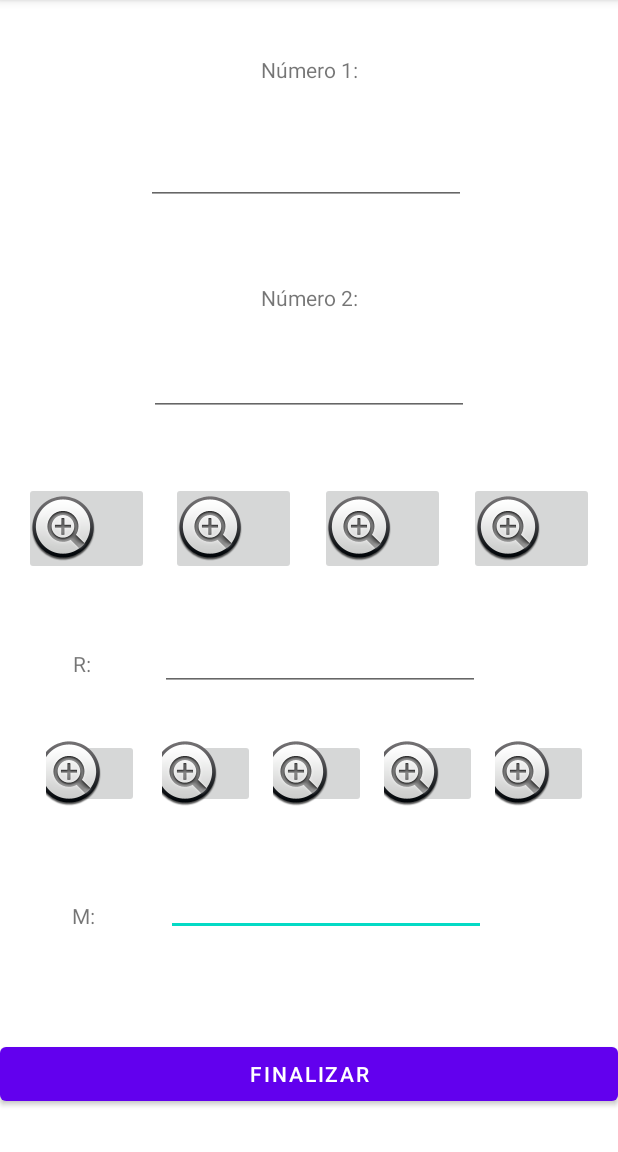
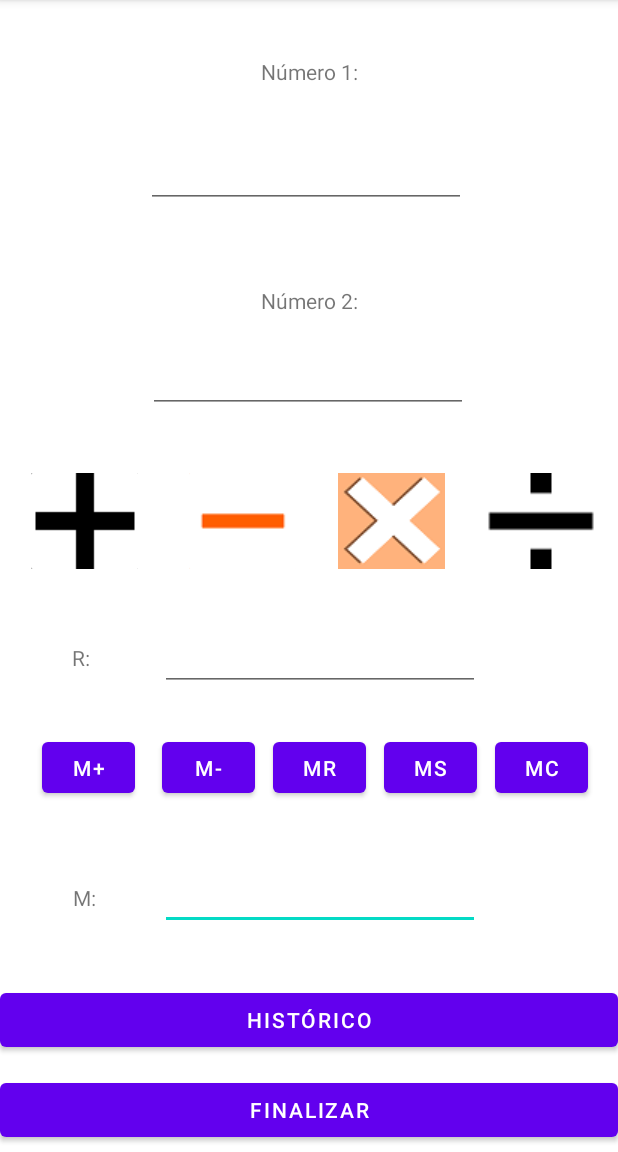
Before and after one commit to JoaoPedroChiappa/ChPcalculadoraReal, an Android app: the screen it shows after launch (MainActivity), on a phone screen of 412 x 824 dp, the part 84-1236 px from its top. Run offline under Robolectric (Android 15) with nearby library versions, the phone set to English and light mode, and no system bars.

Commit message:
Calculadora funcional
Histórico incompleto

```diff
--- a/AndroidChP/app/src/main/java/com/example/chpcalculadora/MainActivity.java
+++ b/AndroidChP/app/src/main/java/com/example/chpcalculadora/MainActivity.java
@@ -12,7 +12,7 @@ import android.widget.TextView;
 public class MainActivity extends AppCompatActivity {
 
 
-    //num1; num2; btnMais; btnMenos; btnMulti; btnDivisao; cmpresposta; btnMemoria1; btnMemoria2; btnMemoria3; btnMemoria4; btnMemoria5; btnFinalizar;
+    //num1; num2; btnMais; btnMenos; btnMulti; btnDivisao; cmpresposta; btnMemoria1; btnMemoria2; btnMemoria3; btnMemoria4; btnMemoria5; btnFinalizar btnHistorico;
 
     ImageButton btnMais, btnMenos, btnMulti, btnDivisao, btnMemoriaMais, btnMemoriaMenos, btnMemoriaMostra, btnMemoriaArmazena, btnMemoriaLimpa;
 
@@ -26,15 +26,6 @@ public class MainActivity extends AppCompatActivity {
         super.onCreate(savedInstanceState);
         setContentView(R.layout.activity_main);
 
-        Button btnFinalizar = (Button) findViewById(R.id.btnFinalizar);
-
-        btnFinalizar.setOnClickListener(new View.OnClickListener() {
-            @Override
-            public void onClick(View view) {
-                System.exit(0);
-            }
-        });
-
         num1 = findViewById(R.id.num1);
         num2 = findViewById(R.id.num2);
 
@@ -43,14 +34,23 @@ public class MainActivity extends AppCompatActivity {
         btnMulti = findViewById(R.id.btnMulti);
         btnDivisao = findViewById(R.id.btnDivisao);
 
-        btnMemoriaMais = findViewById(R.id.btnMemoriaMais);
-        btnMemoriaMenos = findViewById(R.id.btnMemoriaMenos);
-        btnMemoriaMostra = findViewById(R.id.btnMemoriaMostra);
-        btnMemoriaArmazena = findViewById(R.id.btnMemoriaArmazena);
-        btnMemoriaLimpa = findViewById(R.id.btnMemoriaLimpa);
+        Button btnFinalizar = (Button) findViewById(R.id.btnFinalizar);
+        Button btnHistorico = (Button) findViewById(R.id.btnHistorico);
+        Button btnMemoriaMais = (Button) findViewById(R.id.btnMemoriaMais);
+        Button btnMemoriaMenos = (Button) findViewById(R.id.btnMemoriaMenos);
+        Button btnMemoriaMostra = (Button) findViewById(R.id.btnMemoriaMostra);
+        Button btnMemoriaArmazena = (Button) findViewById(R.id.btnMemoriaArmazena);
+        Button btnMemoriaLimpa = (Button) findViewById(R.id.btnMemoriaLimpa);
 
         cmpresposta = findViewById(R.id.cmpresposta);
         cmpmemoria = findViewById(R.id.cmpmemoria);
+
+        btnFinalizar.setOnClickListener(new View.OnClickListener() {
+            @Override
+            public void onClick(View view) {
+                System.exit(0);
+            }
+        });
 
         btnMais.setOnClickListener(new View.OnClickListener() {
             @Override
@@ -105,6 +105,8 @@ public class MainActivity extends AppCompatActivity {
             public void onClick(View v) {
                 double a = Double.parseDouble(num1.getText().toString());
                 memoria = memoria + a;
+                String respostaFinal = String.valueOf(memoria);
+                cmpmemoria.setText(respostaFinal);
             }
         });
 
@@ -113,6 +115,8 @@ public class MainActivity extends AppCompatActivity {
             public void onClick(View v) {
                 double a = Double.parseDouble(num1.getText().toString());
                 memoria = memoria - a;
+                String respostaFinal = String.valueOf(memoria);
+                cmpmemoria.setText(respostaFinal);
             }
         });
 
@@ -129,6 +133,8 @@ public class MainActivity extends AppCompatActivity {
             public void onClick(View v) {
                 double a = Double.parseDouble(num1.getText().toString());
                 memoria = a;
+                String respostaFinal = String.valueOf(memoria);
+                cmpmemoria.setText(respostaFinal);
             }
         });
 
@@ -136,7 +142,53 @@ public class MainActivity extends AppCompatActivity {
             @Override
             public void onClick(View v) {
                 memoria = 0;
+                String respostaFinal = String.valueOf(memoria);
+                cmpmemoria.setText(respostaFinal);
             }
         });
     }
 }
+
+/*
+TELA PRINCIPAL
+public class MainActivity extends AppCompatActivity {
+
+    @Override
+    protected void onCreate(Bundle savedInstanceState) {
+        super.onCreate(savedInstanceState);
+        setContentView(R.layout.activity_main);
+
+        Button btnOutraTela = (Button) findViewById(R.id.btnOutraTela);
+
+        btnOutraTela.setOnClickListener(new View.OnClickListener() {
+            @Override
+            public void onClick(View view) {
+
+                Intent novaTela = new Intent(getApplicationContext(), OutraTela.class);
+                startActivity(novaTela);
+            }
+        });
+    }
+}
+
+TELA SECUNDÁRIA
+public class OutraTela extends AppCompatActivity {
+
+    @Override
+    protected void onCreate(Bundle savedInstanceState) {
+        super.onCreate(savedInstanceState);
+        setContentView(R.layout.activity_outra_tela);
+
+        Button btnVoltar = (Button) findViewById(R.id.btnVoltar);
+
+        btnVoltar.setOnClickListener(new View.OnClickListener() {
+            @Override
+            public void onClick(View view) {
+                System.exit(0);
+            }
+        });
+
+    }
+}
+
+*/
--- a/AndroidChP/app/src/main/res/layout/activity_main.xml
+++ b/AndroidChP/app/src/main/res/layout/activity_main.xml
@@ -10,18 +10,18 @@
         android:id="@+id/cmpmemoria"
         android:layout_width="wrap_content"
         android:layout_height="wrap_content"
-        android:layout_marginEnd="88dp"
-        android:layout_marginBottom="68dp"
+        android:layout_marginEnd="92dp"
+        android:layout_marginBottom="36dp"
         android:ems="10"
         android:inputType="number"
-        app:layout_constraintBottom_toTopOf="@+id/btnFinalizar"
+        app:layout_constraintBottom_toTopOf="@+id/btnHistorico"
         app:layout_constraintEnd_toEndOf="parent" />
 
     <Button
         android:id="@+id/btnFinalizar"
         android:layout_width="0dp"
         android:layout_height="wrap_content"
-        android:layout_marginBottom="28dp"
+        android:layout_marginBottom="4dp"
         android:text="Finalizar"
         app:layout_constraintBottom_toBottomOf="parent"
         app:layout_constraintEnd_toEndOf="parent"
@@ -39,21 +39,11 @@
         app:layout_constraintTop_toTopOf="parent"
         app:layout_constraintVertical_bias="0.513" />
 
-    <ImageButton
-        android:id="@+id/btnMenos"
-        android:layout_width="83dp"
-        android:layout_height="62dp"
-        android:layout_marginEnd="16dp"
-        android:layout_marginBottom="32dp"
-        app:layout_constraintBottom_toTopOf="@+id/cmpresposta"
-        app:layout_constraintEnd_toStartOf="@+id/btnMulti"
-        app:srcCompat="@android:drawable/btn_plus" />
-
     <TextView
         android:id="@+id/txtnum2"
         android:layout_width="wrap_content"
         android:layout_height="wrap_content"
-        android:layout_marginBottom="24dp"
+        android:layout_marginBottom="20dp"
         android:text="Número 2:"
         app:layout_constraintBottom_toTopOf="@+id/num2"
         app:layout_constraintEnd_toEndOf="parent"
@@ -64,64 +54,11 @@
         android:layout_width="wrap_content"
         android:layout_height="wrap_content"
         android:layout_marginEnd="92dp"
-        android:layout_marginBottom="32dp"
+        android:layout_marginBottom="28dp"
         android:ems="10"
         android:inputType="number"
         app:layout_constraintBottom_toTopOf="@+id/btnMemoriaMais"
         app:layout_constraintEnd_toEndOf="parent" />
-
-    <ImageButton
-        android:id="@+id/btnDivisao"
-        android:layout_width="83dp"
-        android:layout_height="62dp"
-        android:layout_marginEnd="16dp"
-        android:layout_marginBottom="32dp"
-        app:layout_constraintBottom_toTopOf="@+id/cmpresposta"
-        app:layout_constraintEnd_toEndOf="parent"
-        app:srcCompat="@android:drawable/btn_plus" />
-
-    <ImageButton
-        android:id="@+id/btnMais"
-        android:layout_width="83dp"
-        android:layout_height="62dp"
-        android:layout_marginBottom="32dp"
-        app:layout_constraintBottom_toTopOf="@+id/cmpresposta"
-        app:layout_constraintEnd_toStartOf="@+id/btnMenos"
-        app:layout_constraintHorizontal_bias="0.516"
-        app:layout_constraintStart_toStartOf="parent"
-        app:srcCompat="@android:drawable/btn_plus" />
-
-    <ImageButton
-        android:id="@+id/btnMulti"
-        android:layout_width="83dp"
-        android:layout_height="62dp"
-        android:layout_marginEnd="16dp"
-        android:layout_marginBottom="32dp"
-        app:layout_constraintBottom_toTopOf="@+id/cmpresposta"
-        app:layout_constraintEnd_toStartOf="@+id/btnDivisao"
-        app:srcCompat="@android:drawable/btn_plus" />
-
-    <ImageButton
-        android:id="@+id/btnMemoriaMais"
-        android:layout_width="62dp"
-        android:layout_height="46dp"
-        android:layout_marginStart="20dp"
-        android:layout_marginBottom="40dp"
-        app:layout_constraintBottom_toTopOf="@+id/cmpmemoria"
-        app:layout_constraintEnd_toStartOf="@+id/btnMemoriaMenos"
-        app:layout_constraintHorizontal_bias="0.4"
-        app:layout_constraintStart_toStartOf="parent"
-        app:srcCompat="@android:drawable/btn_plus" />
-
-    <ImageButton
-        android:id="@+id/btnMemoriaMostra"
-        android:layout_width="62dp"
-        android:layout_height="46dp"
-        android:layout_marginEnd="12dp"
-        android:layout_marginBottom="40dp"
-        app:layout_constraintBottom_toTopOf="@+id/cmpmemoria"
-        app:layout_constraintEnd_toStartOf="@+id/btnMemoriaArmazena"
-        app:srcCompat="@android:drawable/btn_plus" />
 
     <EditText
         android:id="@+id/num1"
@@ -135,26 +72,6 @@
         app:layout_constraintHorizontal_bias="0.49"
         app:layout_constraintStart_toStartOf="parent" />
 
-    <ImageButton
-        android:id="@+id/btnMemoriaMenos"
-        android:layout_width="62dp"
-        android:layout_height="46dp"
-        android:layout_marginEnd="12dp"
-        android:layout_marginBottom="40dp"
-        app:layout_constraintBottom_toTopOf="@+id/cmpmemoria"
-        app:layout_constraintEnd_toStartOf="@+id/btnMemoriaMostra"
-        app:srcCompat="@android:drawable/btn_plus" />
-
-    <ImageButton
-        android:id="@+id/btnMemoriaLimpa"
-        android:layout_width="62dp"
-        android:layout_height="46dp"
-        android:layout_marginEnd="20dp"
-        android:layout_marginBottom="40dp"
-        app:layout_constraintBottom_toTopOf="@+id/cmpmemoria"
-        app:layout_constraintEnd_toEndOf="parent"
-        app:srcCompat="@android:drawable/btn_plus" />
-
     <TextView
         android:id="@+id/txtresposta"
         android:layout_width="13dp"
@@ -163,39 +80,135 @@
         android:text="R:"
         app:layout_constraintBottom_toTopOf="@+id/btnMemoriaMais"
         app:layout_constraintEnd_toStartOf="@+id/cmpresposta"
-        app:layout_constraintHorizontal_bias="0.521"
+        app:layout_constraintHorizontal_bias="0.515"
         app:layout_constraintStart_toStartOf="parent" />
 
     <EditText
         android:id="@+id/num2"
         android:layout_width="wrap_content"
         android:layout_height="wrap_content"
-        android:layout_marginBottom="44dp"
+        android:layout_marginBottom="40dp"
         android:ems="10"
         android:inputType="number"
         app:layout_constraintBottom_toTopOf="@+id/btnMais"
         app:layout_constraintEnd_toEndOf="parent"
+        app:layout_constraintHorizontal_bias="0.497"
+        app:layout_constraintStart_toStartOf="parent" />
+
+    <TextView
+        android:id="@+id/txtMemoria"
+        android:layout_width="wrap_content"
+        android:layout_height="wrap_content"
+        android:layout_marginBottom="48dp"
+        android:text="M:"
+        app:layout_constraintBottom_toTopOf="@+id/btnHistorico"
+        app:layout_constraintEnd_toStartOf="@+id/cmpmemoria"
+        app:layout_constraintHorizontal_bias="0.531"
         app:layout_constraintStart_toStartOf="parent" />
 
     <ImageButton
+        android:id="@+id/btnMenos"
+        android:layout_width="71dp"
+        android:layout_height="64dp"
+        android:layout_marginEnd="28dp"
+        android:layout_marginBottom="36dp"
+        app:layout_constraintBottom_toTopOf="@+id/cmpresposta"
+        app:layout_constraintEnd_toStartOf="@+id/btnMulti"
+        app:srcCompat="@drawable/subtrair_pequeno" />
+
+    <ImageButton
+        android:id="@+id/btnMais"
+        android:layout_width="71dp"
+        android:layout_height="64dp"
+        android:layout_marginBottom="36dp"
+        app:layout_constraintBottom_toTopOf="@+id/cmpresposta"
+        app:layout_constraintEnd_toStartOf="@+id/btnMenos"
+        app:layout_constraintHorizontal_bias="0.381"
+        app:layout_constraintStart_toStartOf="parent"
+        app:srcCompat="@drawable/somar_pequeno" />
+
+    <ImageButton
+        android:id="@+id/btnMulti"
+        android:layout_width="71dp"
+        android:layout_height="64dp"
+        android:layout_marginEnd="28dp"
+        android:layout_marginBottom="36dp"
+        app:layout_constraintBottom_toTopOf="@+id/cmpresposta"
+        app:layout_constraintEnd_toStartOf="@+id/btnDivisao"
+        app:srcCompat="@drawable/multiplicar_pequeno" />
+
+    <ImageButton
+        android:id="@+id/btnDivisao"
+        android:layout_width="71dp"
+        android:layout_height="64dp"
+        android:layout_marginEnd="16dp"
+        android:layout_marginBottom="36dp"
+        app:layout_constraintBottom_toTopOf="@+id/cmpresposta"
+        app:layout_constraintEnd_toEndOf="parent"
+        app:srcCompat="@drawable/dividir_pequeno" />
+
+    <Button
+        android:id="@+id/btnHistorico"
+        android:layout_width="0dp"
+        android:layout_height="wrap_content"
+        android:layout_marginBottom="12dp"
+        android:text="Histórico"
+        app:layout_constraintBottom_toTopOf="@+id/btnFinalizar"
+        app:layout_constraintEnd_toEndOf="parent"
+        app:layout_constraintHorizontal_bias="0.0"
+        app:layout_constraintStart_toStartOf="parent" />
+
+    <Button
+        android:id="@+id/btnMemoriaMais"
+        android:layout_width="62dp"
+        android:layout_height="46dp"
+        android:layout_marginStart="20dp"
+        android:layout_marginEnd="12dp"
+        android:layout_marginBottom="40dp"
+        android:text="M+"
+        app:layout_constraintBottom_toTopOf="@+id/cmpmemoria"
+        app:layout_constraintEnd_toStartOf="@+id/btnMemoriaMenos"
+        app:layout_constraintHorizontal_bias="0.552"
+        app:layout_constraintStart_toStartOf="parent" />
+
+    <Button
+        android:id="@+id/btnMemoriaMenos"
+        android:layout_width="62dp"
+        android:layout_height="46dp"
+        android:layout_marginEnd="12dp"
+        android:layout_marginBottom="40dp"
+        android:text="M-"
+        app:layout_constraintBottom_toTopOf="@+id/cmpmemoria"
+        app:layout_constraintEnd_toStartOf="@+id/btnMemoriaMostra" />
+
+    <Button
+        android:id="@+id/btnMemoriaMostra"
+        android:layout_width="62dp"
+        android:layout_height="46dp"
+        android:layout_marginEnd="12dp"
+        android:layout_marginBottom="40dp"
+        android:text="MR"
+        app:layout_constraintBottom_toTopOf="@+id/cmpmemoria"
+        app:layout_constraintEnd_toStartOf="@+id/btnMemoriaArmazena" />
+
+    <Button
         android:id="@+id/btnMemoriaArmazena"
         android:layout_width="62dp"
         android:layout_height="46dp"
         android:layout_marginEnd="12dp"
         android:layout_marginBottom="40dp"
+        android:text="MS"
         app:layout_constraintBottom_toTopOf="@+id/cmpmemoria"
-        app:layout_constraintEnd_toStartOf="@+id/btnMemoriaLimpa"
-        app:srcCompat="@android:drawable/btn_plus" />
+        app:layout_constraintEnd_toStartOf="@+id/btnMemoriaLimpa" />
 
-    <TextView
-        android:id="@+id/txtMemoria"
-        android:layout_width="wrap_content"
-        android:layout_height="wrap_content"
-        android:layout_marginBottom="72dp"
-        android:text="M:"
-        app:layout_constraintBottom_toTopOf="@+id/btnFinalizar"
-        app:layout_constraintEnd_toStartOf="@+id/cmpmemoria"
-        app:layout_constraintHorizontal_bias="0.505"
-        app:layout_constraintStart_toStartOf="parent" />
+    <Button
+        android:id="@+id/btnMemoriaLimpa"
+        android:layout_width="62dp"
+        android:layout_height="46dp"
+        android:layout_marginEnd="20dp"
+        android:layout_marginBottom="40dp"
+        android:text="MC"
+        app:layout_constraintBottom_toTopOf="@+id/cmpmemoria"
+        app:layout_constraintEnd_toEndOf="parent" />
 
 </androidx.constraintlayout.widget.ConstraintLayout>
```
Also changed, not shown: AndroidChP/app/src/main/res/drawable/dividir_pequeno.png (added), AndroidChP/app/src/main/res/drawable/multiplicar_pequeno.png (added), AndroidChP/app/src/main/res/drawable/somar_pequeno.png (added), AndroidChP/app/src/main/res/drawable/subtrair_pequeno.png (added), 1 other file.
